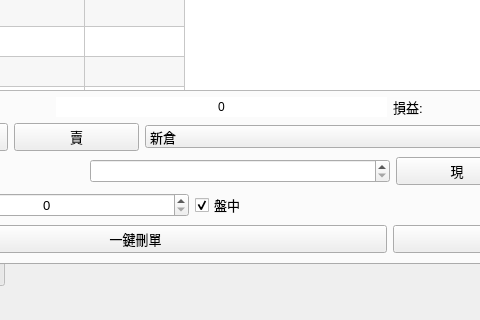
clamgee/python-code, file APIver1/UI/MainWindow.ui: the form before one commit; both pictures show x 136 to 616 and y 236 to 556 of the 1052 by 556 pixel window.
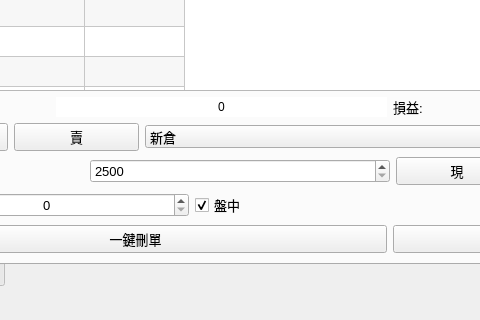
The form after the commit.

```diff
--- a/APIver1/UI/MainWindow.ui
+++ b/APIver1/UI/MainWindow.ui
@@ -289,7 +289,7 @@
               <item>
                <widget class="QSpinBox" name="PriceSpin">
                 <property name="specialValueText">
-                 <string> </string>
+                 <string/>
                 </property>
                 <property name="minimum">
                  <number>2500</number>
```
Left out of the diff: 8 changed lines with no effect on the pictures.
